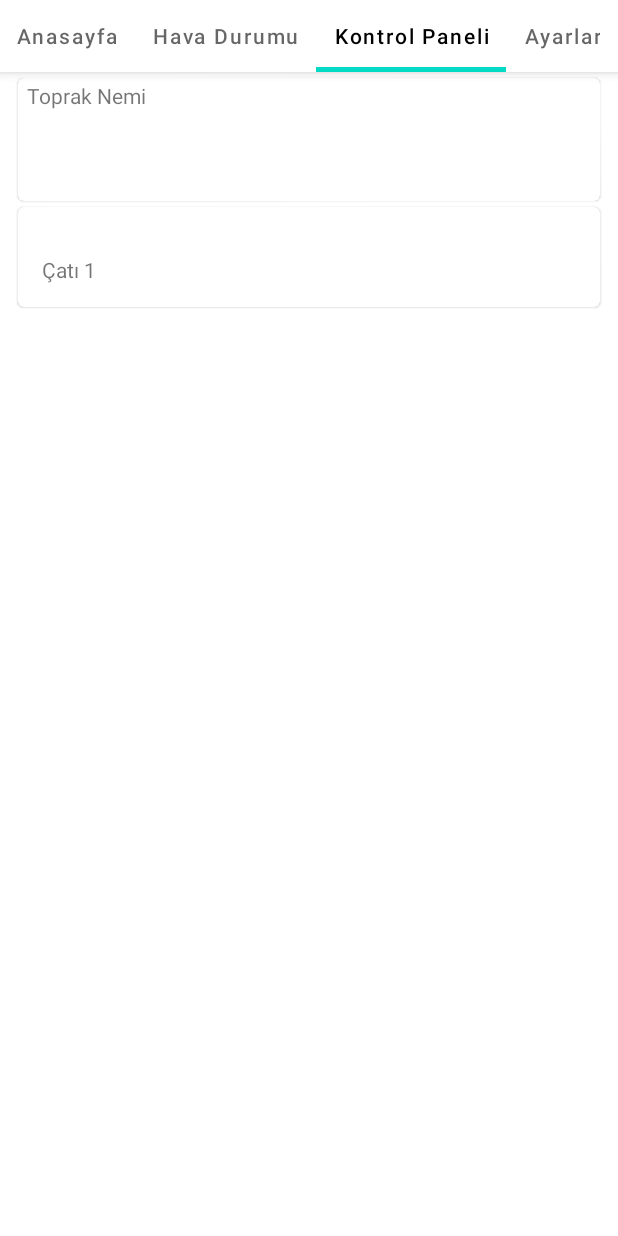
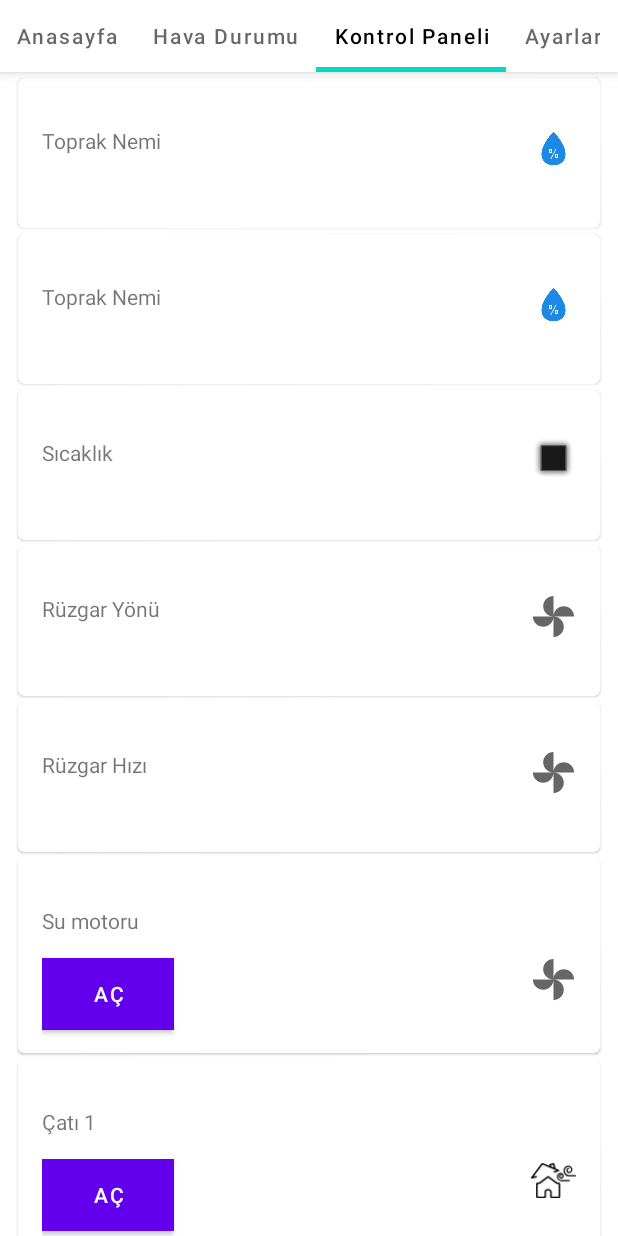
Before and after one commit to slngl/sera_otomasyonu_comuagro, an Android app: the DashboardBaseFragment screen opened through its navigation route, tab 3 chosen, on a phone screen of 412 x 824 dp. Run offline under Robolectric (Android 15) with nearby library versions, the phone set to English and light mode, and no system bars; our stand-ins replace Dagger/Hilt's generated code, data binding; pictures from the network do not load.

Commit message:
some static items added for control panel

```diff
--- a/app/src/main/java/com/agrocomu/seraotomasyonu/entity/ControlPanelAdapterItem.kt
+++ b/app/src/main/java/com/agrocomu/seraotomasyonu/entity/ControlPanelAdapterItem.kt
@@ -7,6 +7,7 @@ data class ControlPanelAdapterItem(
     val sendMessage: String? = null,
     val readMessage: String? = null,
     val amount: Double? = null, //for READ_DATA
+    val imageResource: Int? = null,
     val controlPanelAdapterItemType: ControlPanelAdapterItemType
 )
 
--- a/app/src/main/java/com/agrocomu/seraotomasyonu/ui/adapter/ControlPanelAdapter.kt
+++ b/app/src/main/java/com/agrocomu/seraotomasyonu/ui/adapter/ControlPanelAdapter.kt
@@ -70,6 +70,9 @@ class ControlPanelAdapter : RecyclerView.Adapter<RecyclerView.ViewHolder>() {
 class ContolPanelReadDataViewHolder(val binding: ItemControlPanelReadDataBinding) :
     RecyclerView.ViewHolder(binding.root) {
     fun bindTo(item: ControlPanelAdapterItem?) {
+        if (item?.imageResource != null) {
+            binding.imageView.setImageResource(item.imageResource)
+        }
         binding.tvTitle.text = item?.title
     }
 }
@@ -78,6 +81,8 @@ class ControlPanelSendDataViewHolder(val binding: ItemControlPanelSendDataBindin
     RecyclerView.ViewHolder(binding.root) {
     fun bindTo(item: ControlPanelAdapterItem?) {
         binding.tvTitle.text = item?.title
-
+        if (item?.imageResource != null) {
+            binding.imageView.setImageResource(item.imageResource)
+        }
     }
 }
--- a/app/src/main/java/com/agrocomu/seraotomasyonu/ui/viewModel/MainBaseViewModel.kt
+++ b/app/src/main/java/com/agrocomu/seraotomasyonu/ui/viewModel/MainBaseViewModel.kt
@@ -45,9 +45,6 @@ class MainBaseViewModel @Inject constructor() : ViewModel() {
         val returnData = mutableListOf<ControlPanelAdapterItem>()
 
         //soil humiduty
-        BluetoothControl.btWrite("a")
-//        val msg1 = BluetoothControl.btRead()
-
         returnData.add(
             ControlPanelAdapterItem(
                 "Toprak Nemi",
@@ -56,12 +53,81 @@ class MainBaseViewModel @Inject constructor() : ViewModel() {
                 null,
                 "msg1",
                 2.1,
+                R.drawable.ic_humidity,
                 ControlPanelAdapterItemType.READ_DATA
             )
         )
 
+        //ambient humiduty
+        returnData.add(
+            ControlPanelAdapterItem(
+                "Toprak Nemi",
+                "Serada toprağın nem oranını gözterir, su ihtiyacı hakkında fikir verir.",
+                null,
+                null,
+                "msg1",
+                2.1,
+                R.drawable.ic_humidity,
+                ControlPanelAdapterItemType.READ_DATA
+            )
+        )
+
+        //temp
+        returnData.add(
+            ControlPanelAdapterItem(
+                "Sıcaklık",
+                "Sera sıcaklığını gösterir.",
+                null,
+                null,
+                "msg1",
+                2.1,
+                null,
+                ControlPanelAdapterItemType.READ_DATA
+            )
+        )
+
+        //wind rotate
+        returnData.add(
+            ControlPanelAdapterItem(
+                "Rüzgar Yönü",
+                "Rüzgar yönünü gösterir.",
+                null,
+                null,
+                "msg1",
+                2.1,
+                R.drawable.ic_baseline_toys_24,
+                ControlPanelAdapterItemType.READ_DATA
+            )
+        )
+        //wind speed
+        returnData.add(
+            ControlPanelAdapterItem(
+                "Rüzgar Hızı",
+                "Rüzgar hızını gösterir.",
+                null,
+                null,
+                "msg1",
+                2.1,
+                R.drawable.ic_baseline_toys_24,
+                ControlPanelAdapterItemType.READ_DATA
+            )
+        )
+        //water engine
+        returnData.add(
+            ControlPanelAdapterItem(
+                "Su motoru",
+                "Seranın sulama durumunu gösterir.",
+                "Açık",
+                null,
+                "msg1",
+                2.1,
+                R.drawable.ic_baseline_toys_24,
+                ControlPanelAdapterItemType.SEND_DATA
+            )
+        )
+
         //first roof
-        BluetoothControl.btWrite("v")
+//        BluetoothControl.btWrite("v")
         returnData.add(
             ControlPanelAdapterItem(
                 "Çatı 1",
@@ -70,6 +136,21 @@ class MainBaseViewModel @Inject constructor() : ViewModel() {
                 null,
                 "v",
                 null,
+                R.drawable.ic_broken_roof,
+                ControlPanelAdapterItemType.SEND_DATA
+            )
+        )
+
+        //second roof
+        returnData.add(
+            ControlPanelAdapterItem(
+                "Çatı 2",
+                "İki numaralı çatının havalandırma için açık veya olduğunu gösterir. Çatı durumunu buradan kontrol edebilirsiniz.",
+                "Açık",
+                null,
+                "v",
+                null,
+                R.drawable.ic_broken_roof,
                 ControlPanelAdapterItemType.SEND_DATA
             )
         )
--- a/app/src/main/res/layout/item_control_panel_read_data.xml
+++ b/app/src/main/res/layout/item_control_panel_read_data.xml
@@ -7,15 +7,15 @@
     android:layout_height="wrap_content"
     android:layout_marginStart="12dp"
     android:layout_marginTop="4dp"
+    app:cornerRadius="8dp"
     android:layout_marginEnd="12dp">
 
     <androidx.constraintlayout.widget.ConstraintLayout
         android:layout_width="match_parent"
-        android:layout_height="82dp"
-        android:nestedScrollingEnabled="true"
-        android:paddingStart="6dp"
-        android:paddingTop="2dp"
-        android:paddingEnd="6dp">
+        android:layout_height="wrap_content"
+        android:paddingStart="16dp"
+        android:paddingTop="32dp"
+        android:paddingEnd="16dp">
 
 
         <com.google.android.material.textview.MaterialTextView
@@ -24,6 +24,7 @@
             android:layout_height="wrap_content"
             android:ellipsize="end"
             android:maxLines="1"
+            app:layout_constraintEnd_toEndOf="parent"
             app:layout_constraintStart_toStartOf="parent"
             app:layout_constraintTop_toTopOf="parent"
             tools:text="Toprak Nemi" />
@@ -49,6 +50,17 @@
             tools:text="41.024"
             app:layout_constraintStart_toStartOf="@+id/tvDesc"
             app:layout_constraintTop_toBottomOf="@+id/tvDesc" />
+
+        <ImageView
+            android:id="@+id/imageView"
+            android:layout_width="30dp"
+            android:layout_height="30dp"
+            app:layout_constraintBottom_toBottomOf="parent"
+            app:layout_constraintEnd_toEndOf="parent"
+            app:layout_constraintTop_toTopOf="parent"
+            app:layout_constraintVertical_bias="0.0"
+            app:srcCompat="@android:drawable/alert_dark_frame" />
+
     </androidx.constraintlayout.widget.ConstraintLayout>
 </com.google.android.material.card.MaterialCardView>
 </layout>
--- a/app/src/main/res/layout/item_control_panel_send_data.xml
+++ b/app/src/main/res/layout/item_control_panel_send_data.xml
@@ -29,6 +29,16 @@
             app:layout_constraintTop_toTopOf="parent"
             tools:text="Team First" />
 
+        <com.google.android.material.button.MaterialButton
+            android:id="@+id/btChangeState"
+            android:layout_width="wrap_content"
+            android:layout_height="wrap_content"
+            android:text="AÇ"
+            android:background="@color/design_default_color_background"
+            app:layout_constraintBottom_toBottomOf="parent"
+            app:layout_constraintStart_toStartOf="parent"
+            app:layout_constraintTop_toBottomOf="@+id/tvTitle" />
+
 
         <View
             android:id="@+id/viewLine"
@@ -38,7 +48,17 @@
             app:layout_constraintBottom_toBottomOf="parent"
             app:layout_constraintEnd_toEndOf="parent"
             app:layout_constraintStart_toStartOf="parent"
-            app:layout_constraintTop_toBottomOf="@id/tvTitle" />
+            app:layout_constraintTop_toBottomOf="@id/btChangeState"
+            app:layout_constraintVertical_bias="0.0" />
+
+        <ImageView
+            android:id="@+id/imageView"
+            android:layout_width="30dp"
+            android:layout_height="30dp"
+            app:layout_constraintBottom_toBottomOf="parent"
+            app:layout_constraintEnd_toEndOf="parent"
+            app:layout_constraintTop_toTopOf="parent"
+            app:srcCompat="@android:drawable/alert_dark_frame" />
 
     </androidx.constraintlayout.widget.ConstraintLayout>
 </com.google.android.material.card.MaterialCardView>
```
Also changed, not shown: app/src/main/res/drawable-v24/ic_humidity.png (added).
